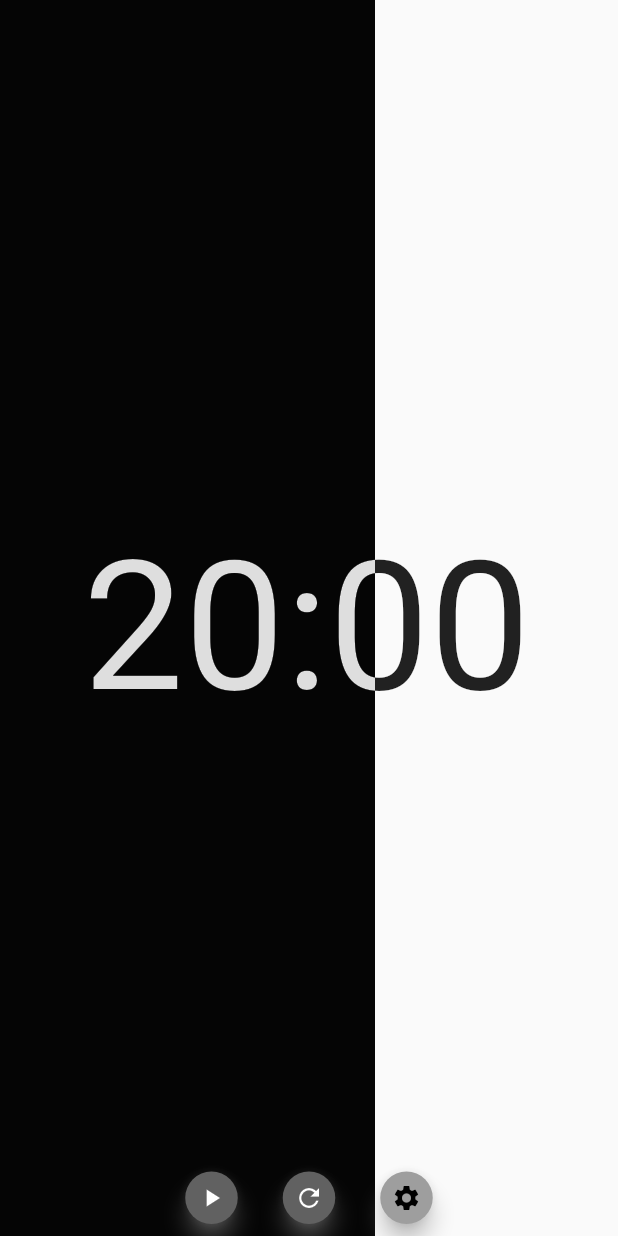
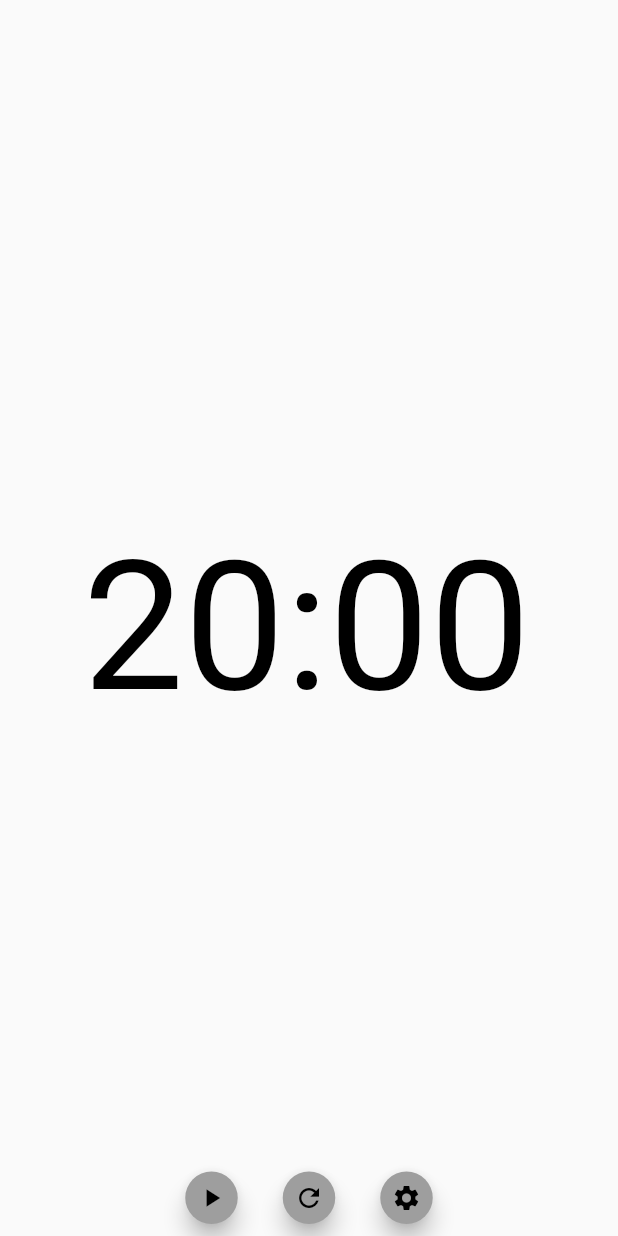
Before and after one commit to politicker/pomodoro, a Flutter app: the screen it shows after launch, on a phone screen of 412 x 824 dp. Run offline on Flutter 3.47's test engine with Material 2 defaults, Android fonts, the phone set to English and light mode, and no system bars; our stand-ins replace audioplayers; missing offline and left inert: system_tray, window_manager.

Commit message:
fix progress bar

```diff
--- a/lib/components/progress_bar.dart
+++ b/lib/components/progress_bar.dart
@@ -1,6 +1,8 @@
 import 'package:flutter/material.dart';
 import 'package:pomodoro/app_view.dart';
 import 'package:pomodoro/components/blend_mask.dart';
+import 'package:pomodoro/models/app_model.dart';
+import 'package:provider/provider.dart';
 
 class ProgressBar extends StatelessWidget {
   const ProgressBar({Key? key}) : super(key: key);
@@ -11,13 +13,21 @@ class ProgressBar extends StatelessWidget {
         body: SizedBox.expand(
             child: Stack(children: [
       SizedBox.expand(child: App()),
-      BlendMask(
+      IgnorePointer(
+        child: BlendMask(
           opacity: 1.0,
           blendMode: BlendMode.difference,
-          child: SizedBox(
-              width: 250,
-              height: MediaQuery.of(context).size.height,
-              child: const ColoredBox(color: Colors.white))),
+          child: Consumer<AppModel>(builder: (context, timer, child) {
+            return SizedBox(
+                width: MediaQuery.of(context).size.width *
+                    (1 -
+                        (timer.currentTimerSeconds /
+                            timer.workDuration.inSeconds)),
+                height: MediaQuery.of(context).size.height,
+                child: const ColoredBox(color: Colors.white));
+          }),
+        ),
+      )
     ])));
   }
 }
--- a/lib/main.dart
+++ b/lib/main.dart
@@ -102,8 +102,11 @@ class _MyAppState extends State<MyApp> {
       },
       child: MaterialApp(
         theme: ThemeData(
-          primarySwatch: Colors.lightBlue,
-        ),
+            primarySwatch: Colors.lightBlue,
+            primaryColor: Colors.black,
+            textTheme: Theme.of(context)
+                .textTheme
+                .apply(bodyColor: Colors.black, displayColor: Colors.black)),
         home: const ProgressBar(),
       ),
     );
--- a/lib/models/app_model.dart
+++ b/lib/models/app_model.dart
@@ -1,10 +1,10 @@
 import 'dart:async';
 
+import 'package:flutter/foundation.dart';
 import 'package:flutter/material.dart';
-import 'package:flutter/foundation.dart';
+import 'package:pomodoro/models/ticker.dart' as tick;
 
 import '../app_data.dart';
-import 'package:pomodoro/models/ticker.dart' as tick;
 
 enum TimerStatus { initial, active, paused, complete }
 
```
